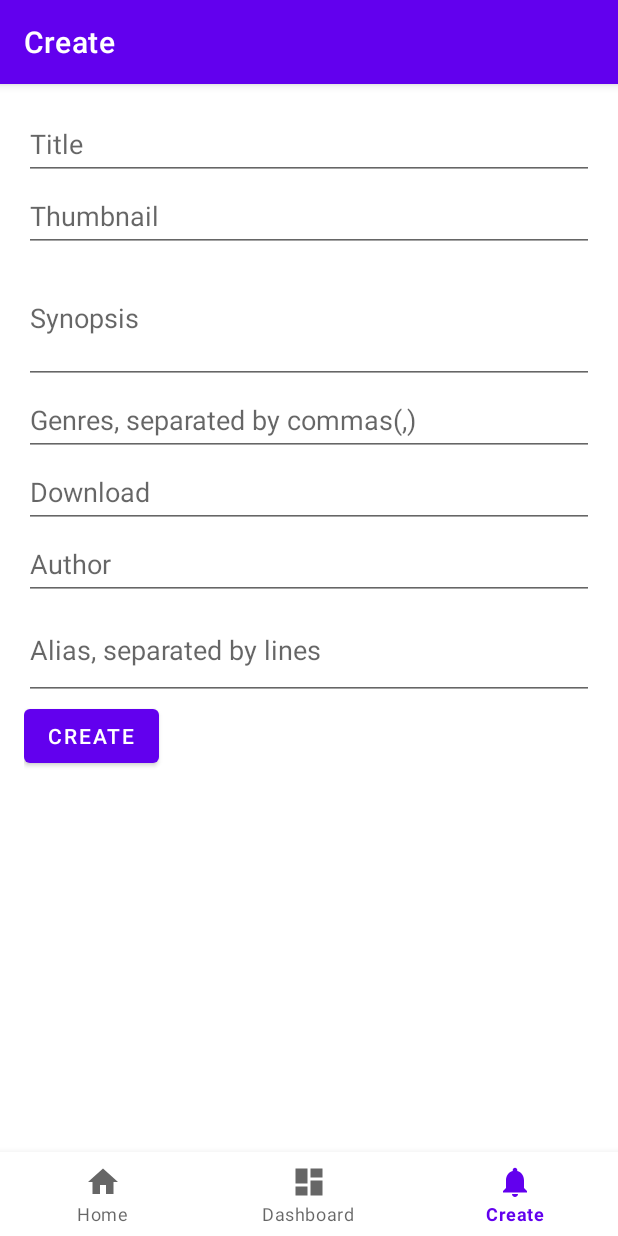
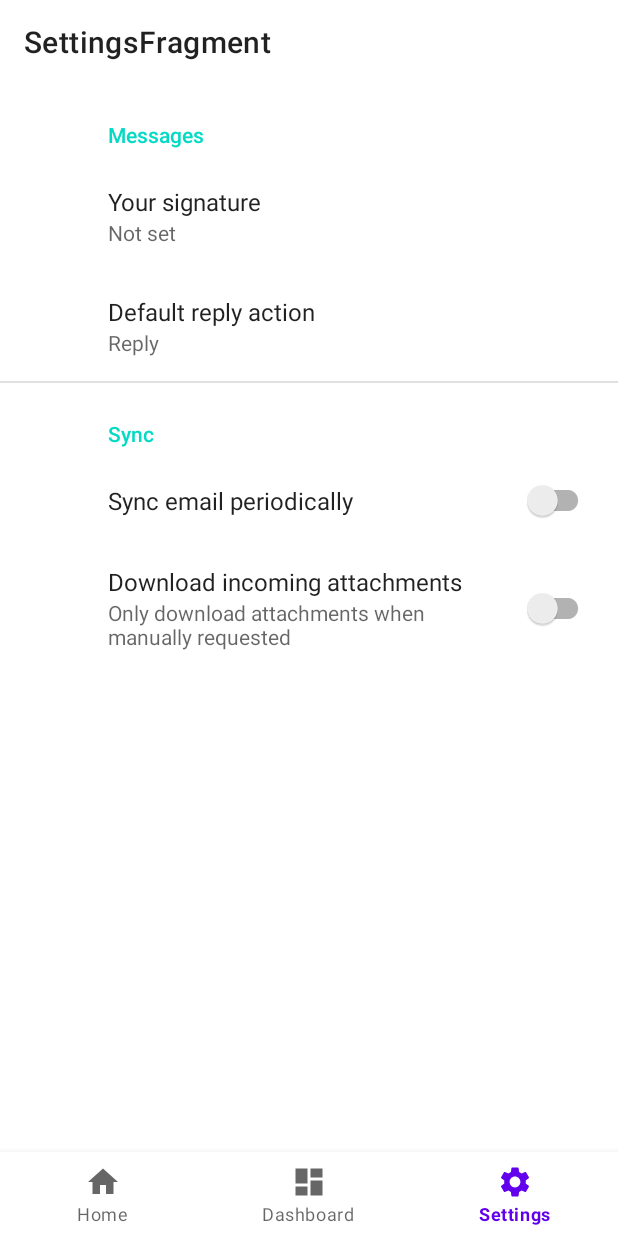
Before and after one commit to Death-Knight-552/Neon-Novels, an Android app: the screen it shows after launch (MainActivity), item 3 of the bottom bar chosen, on a phone screen of 412 x 824 dp. Run offline under Robolectric (Android 15) with nearby library versions, the phone set to English and light mode, and no system bars; our stand-ins replace Room's generated code, androidx.preference, navigation-ui.

Commit message:
Release v3.0.3

```diff
--- a/app/build.gradle
+++ b/app/build.gradle
@@ -14,8 +14,8 @@ android {
         applicationId "com.knightshrestha.neonnovels"
         minSdk 31
         targetSdk 33
-        versionCode 5
-        versionName "3.0.1"
+        versionCode 6
+        versionName "3.0.3"
 
         testInstrumentationRunner "androidx.test.runner.AndroidJUnitRunner"
     }
@@ -68,6 +68,8 @@ dependencies {
     implementation 'androidx.lifecycle:lifecycle-viewmodel-ktx:2.6.1'
     implementation 'androidx.navigation:navigation-fragment-ktx:2.5.3'
     implementation 'androidx.navigation:navigation-ui-ktx:2.5.3'
+    implementation 'androidx.preference:preference:1.2.0'
+    implementation 'androidx.preference:preference-ktx:1.2.0'
     testImplementation 'junit:junit:4.13.2'
     androidTestImplementation 'androidx.test.ext:junit:1.1.5'
     androidTestImplementation 'androidx.test.espresso:espresso-core:3.5.1'
--- a/app/src/main/AndroidManifest.xml
+++ b/app/src/main/AndroidManifest.xml
@@ -15,6 +15,7 @@
         >
         <activity
             android:name=".MainActivity"
+            android:theme="@style/Theme.NeonNovels.NoActionBar"
             android:exported="true">
             <intent-filter>
                 <action android:name="android.intent.action.MAIN" />
--- a/app/src/main/java/com/knightshrestha/neonnovels/MainActivity.kt
+++ b/app/src/main/java/com/knightshrestha/neonnovels/MainActivity.kt
@@ -18,6 +18,13 @@ class MainActivity : AppCompatActivity() {
         super.onCreate(savedInstanceState)
 
         binding = ActivityMainBinding.inflate(layoutInflater)
+
+        setSupportActionBar(binding.toolbar)
+
+        supportActionBar?.setDisplayShowHomeEnabled(false)
+        supportActionBar?.setDisplayHomeAsUpEnabled(false)
+        supportActionBar?.setHomeButtonEnabled(false)
+
         setContentView(binding.root)
 
         val navView: BottomNavigationView = binding.navView
@@ -27,14 +34,12 @@ class MainActivity : AppCompatActivity() {
         // menu should be considered as top level destinations.
         val appBarConfiguration = AppBarConfiguration(
             setOf(
-                R.id.navigation_home, R.id.navigation_dashboard, R.id.navigation_create
+                R.id.navigation_home, R.id.navigation_dashboard, R.id.navigation_settings
             )
         )
         setupActionBarWithNavController(navController, appBarConfiguration)
-        actionBar?.apply {
-            setDisplayShowHomeEnabled(true)
-            setHomeButtonEnabled(true)
-        }
+
+
         navView.setupWithNavController(navController)
 
         navController.addOnDestinationChangedListener { _, destination, _ ->
--- a/app/src/main/java/com/knightshrestha/neonnovels/ui/details/DetailsFragment.kt
+++ b/app/src/main/java/com/knightshrestha/neonnovels/ui/details/DetailsFragment.kt
@@ -56,6 +56,7 @@ class DetailsFragment : Fragment() {
         binding.textAliasDetail.text = data.alias.toString()
 
 
+//        activity.actionBar.ba
 
         return root
     }
--- /dev/null
+++ b/app/src/main/java/com/knightshrestha/neonnovels/ui/settings/SettingsFragment.kt
@@ -0,0 +1,12 @@
+package com.knightshrestha.neonnovels.ui.settings
+
+import android.os.Bundle
+import androidx.preference.PreferenceFragmentCompat
+import com.knightshrestha.neonnovels.R
+
+class SettingsFragment : PreferenceFragmentCompat() {
+
+    override fun onCreatePreferences(savedInstanceState: Bundle?, rootKey: String?) {
+        setPreferencesFromResource(R.xml.root_preferences, rootKey)
+    }
+}
--- /dev/null
+++ b/app/src/main/res/drawable/ic_settings.xml
@@ -0,0 +1,5 @@
+<vector android:height="24dp" android:tint="#000000"
+    android:viewportHeight="24" android:viewportWidth="24"
+    android:width="24dp" xmlns:android="http://schemas.android.com/apk/res/android">
+    <path android:fillColor="@android:color/white" android:pathData="M19.14,12.94c0.04,-0.3 0.06,-0.61 0.06,-0.94c0,-0.32 -0.02,-0.64 -0.07,-0.94l2.03,-1.58c0.18,-0.14 0.23,-0.41 0.12,-0.61l-1.92,-3.32c-0.12,-0.22 -0.37,-0.29 -0.59,-0.22l-2.39,0.96c-0.5,-0.38 -1.03,-0.7 -1.62,-0.94L14.4,2.81c-0.04,-0.24 -0.24,-0.41 -0.48,-0.41h-3.84c-0.24,0 -0.43,0.17 -0.47,0.41L9.25,5.35C8.66,5.59 8.12,5.92 7.63,6.29L5.24,5.33c-0.22,-0.08 -0.47,0 -0.59,0.22L2.74,8.87C2.62,9.08 2.66,9.34 2.86,9.48l2.03,1.58C4.84,11.36 4.8,11.69 4.8,12s0.02,0.64 0.07,0.94l-2.03,1.58c-0.18,0.14 -0.23,0.41 -0.12,0.61l1.92,3.32c0.12,0.22 0.37,0.29 0.59,0.22l2.39,-0.96c0.5,0.38 1.03,0.7 1.62,0.94l0.36,2.54c0.05,0.24 0.24,0.41 0.48,0.41h3.84c0.24,0 0.44,-0.17 0.47,-0.41l0.36,-2.54c0.59,-0.24 1.13,-0.56 1.62,-0.94l2.39,0.96c0.22,0.08 0.47,0 0.59,-0.22l1.92,-3.32c0.12,-0.22 0.07,-0.47 -0.12,-0.61L19.14,12.94zM12,15.6c-1.98,0 -3.6,-1.62 -3.6,-3.6s1.62,-3.6 3.6,-3.6s3.6,1.62 3.6,3.6S13.98,15.6 12,15.6z"/>
+</vector>
--- a/app/src/main/res/layout/activity_main.xml
+++ b/app/src/main/res/layout/activity_main.xml
@@ -5,6 +5,12 @@
     android:layout_width="match_parent"
     android:layout_height="match_parent">
 <!--    android:paddingTop="?attr/actionBarSize"-->
+
+    <com.google.android.material.appbar.MaterialToolbar
+        android:id="@+id/toolbar"
+        android:layout_width="match_parent"
+        android:layout_height="wrap_content"
+        app:layout_constraintTop_toTopOf="parent"/>
 
     <com.google.android.material.bottomnavigation.BottomNavigationView
         android:id="@+id/nav_view"
@@ -28,7 +34,7 @@
         app:layout_constraintBottom_toTopOf="@id/nav_view"
         app:layout_constraintLeft_toLeftOf="parent"
         app:layout_constraintRight_toRightOf="parent"
-        app:layout_constraintTop_toTopOf="parent"
+        app:layout_constraintTop_toBottomOf="@id/toolbar"
         app:navGraph="@navigation/mobile_navigation" />
 
 </androidx.constraintlayout.widget.ConstraintLayout>
--- a/app/src/main/res/menu/bottom_nav_menu.xml
+++ b/app/src/main/res/menu/bottom_nav_menu.xml
@@ -12,8 +12,8 @@
         android:title="@string/title_dashboard" />
 
     <item
-        android:id="@+id/navigation_create"
-        android:icon="@drawable/ic_notifications_black_24dp"
-        android:title="@string/title_create" />
+        android:id="@+id/navigation_settings"
+        android:icon="@drawable/ic_settings"
+        android:title="@string/title_setting" />
 
 </menu>
--- a/app/src/main/res/navigation/mobile_navigation.xml
+++ b/app/src/main/res/navigation/mobile_navigation.xml
@@ -13,13 +13,17 @@
         <action
             android:id="@+id/action_navigation_home_to_navigation_details"
             app:destination="@id/navigation_details" />
+        <action
+            android:id="@+id/action_navigation_home_to_navigation_create"
+            app:destination="@id/navigation_create" />
     </fragment>
 
     <fragment
         android:id="@+id/navigation_dashboard"
         android:name="com.knightshrestha.neonnovels.ui.dashboard.DashboardFragment"
         android:label="@string/title_dashboard"
-        tools:layout="@layout/fragment_dashboard" />
+        tools:layout="@layout/fragment_dashboard" >
+    </fragment>
 
     <fragment
         android:id="@+id/navigation_create"
@@ -36,4 +40,8 @@
             android:name="SeriesItem"
             app:argType="com.knightshrestha.neonnovels.datasources.local.dataclass.LocalSeriesItem" />
     </fragment>
+    <fragment
+        android:id="@+id/navigation_settings"
+        android:name="com.knightshrestha.neonnovels.ui.settings.SettingsFragment"
+        android:label="SettingsFragment" />
 </navigation>
--- /dev/null
+++ b/app/src/main/res/values/arrays.xml
@@ -0,0 +1,12 @@
+<resources>
+    <!-- Reply Preference -->
+    <string-array name="reply_entries">
+        <item>Reply</item>
+        <item>Reply to all</item>
+    </string-array>
+
+    <string-array name="reply_values">
+        <item>reply</item>
+        <item>reply_all</item>
+    </string-array>
+</resources>
--- a/app/src/main/res/values/strings.xml
+++ b/app/src/main/res/values/strings.xml
@@ -3,6 +3,7 @@
     <string name="title_home">Home</string>
     <string name="title_dashboard">Dashboard</string>
     <string name="title_create">Create</string>
+    <string name="title_setting">Settings</string>
     <string name="title_details">Details</string>
     <string name="placeholder_title">The Power of the Saint is All Around</string>
     <string name="placeholder_synopsis">Sei, a 20 year old office worker was summoned to a different world after finishing some overtime work. But the person who had summoned her looked at her face and said, “This is not the Saint.” Is this neglect play!?
@@ -25,5 +26,19 @@ Can Sei enjoy her slow dreamy different world life without her saint title being
     <string name="fragment_create_button_submit">CREATE</string>
     <!-- TODO: Remove or change this placeholder text -->
     <string name="hello_blank_fragment">Hello blank fragment</string>
+    <!-- Preference Titles -->
+    <string name="messages_header">Messages</string>
+    <string name="sync_header">Sync</string>
+
+    <!-- Messages Preferences -->
+    <string name="signature_title">Your signature</string>
+    <string name="reply_title">Default reply action</string>
+
+    <!-- Sync Preferences -->
+    <string name="sync_title">Sync email periodically</string>
+    <string name="attachment_title">Download incoming attachments</string>
+    <string name="attachment_summary_on">Automatically download attachments for incoming emails
+    </string>
+    <string name="attachment_summary_off">Only download attachments when manually requested</string>
 
 </resources>
--- a/app/src/main/res/values/themes.xml
+++ b/app/src/main/res/values/themes.xml
@@ -12,5 +12,12 @@
         <!-- Status bar color. -->
         <item name="android:statusBarColor">?attr/colorPrimaryVariant</item>
         <!-- Customize your theme here. -->
+
+
+    </style>
+
+    <style name="Theme.NeonNovels.NoActionBar">
+        <item name="windowActionBar">false</item>
+        <item name="windowNoTitle">true</item>
     </style>
 </resources>
--- /dev/null
+++ b/app/src/main/res/xml/root_preferences.xml
@@ -0,0 +1,35 @@
+<PreferenceScreen xmlns:app="http://schemas.android.com/apk/res-auto">
+
+    <PreferenceCategory app:title="@string/messages_header">
+
+        <EditTextPreference
+            app:key="signature"
+            app:title="@string/signature_title"
+            app:useSimpleSummaryProvider="true" />
+
+        <ListPreference
+            app:defaultValue="reply"
+            app:entries="@array/reply_entries"
+            app:entryValues="@array/reply_values"
+            app:key="reply"
+            app:title="@string/reply_title"
+            app:useSimpleSummaryProvider="true" />
+
+    </PreferenceCategory>
+
+    <PreferenceCategory app:title="@string/sync_header">
+
+        <SwitchPreferenceCompat
+            app:key="sync"
+            app:title="@string/sync_title" />
+
+        <SwitchPreferenceCompat
+            app:dependency="sync"
+            app:key="attachment"
+            app:summaryOff="@string/attachment_summary_off"
+            app:summaryOn="@string/attachment_summary_on"
+            app:title="@string/attachment_title" />
+
+    </PreferenceCategory>
+
+</PreferenceScreen>
```
Also changed, not shown: 1 other file.
